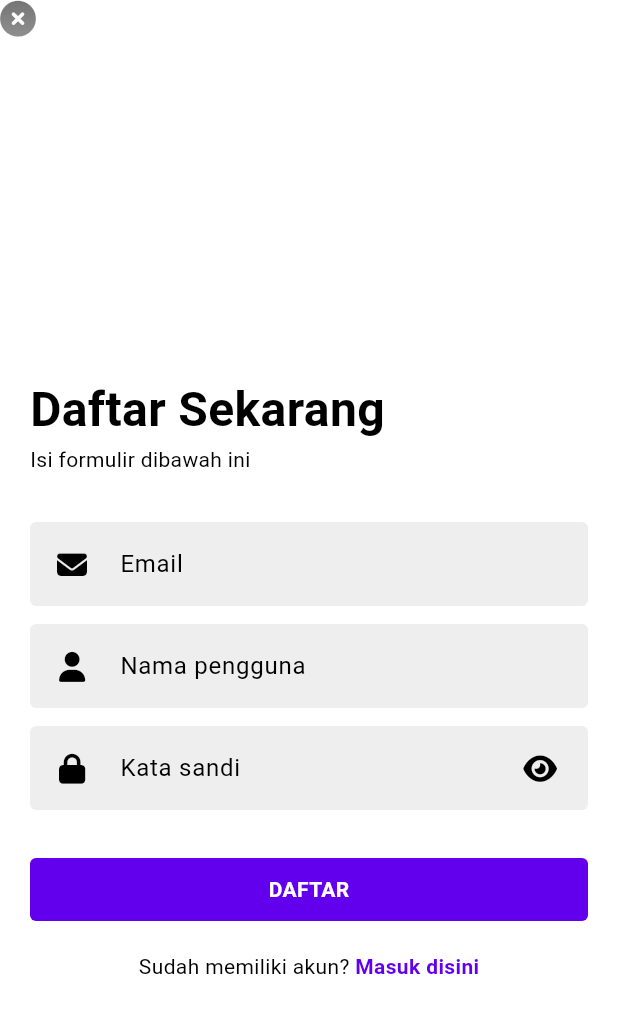
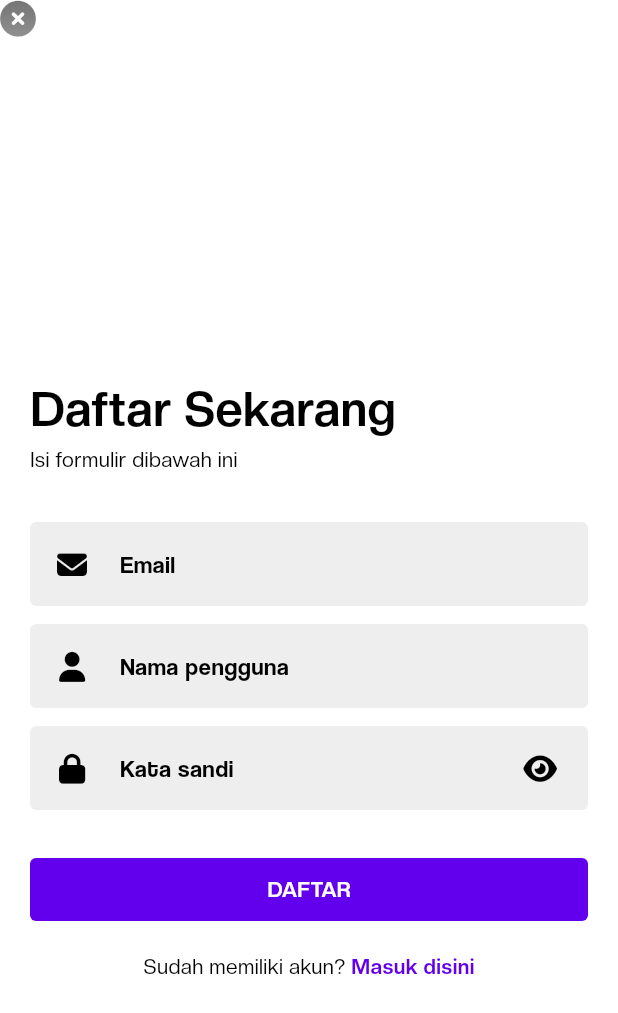
Before and after one commit to kudanilll/kunime, a Flutter app: the RegisterScreen screen opened by its route, on a phone screen of 412 x 824 dp. Shown: the top 1013 px of the screen. Run offline on Flutter 3.47's test engine with Material 3 defaults, Android fonts, the phone set to English and light mode, and no system bars; drawn by our look-alikes of cached_network_image; our stand-ins replace card_swiper, font_awesome_flutter; missing offline and left inert: avatar_better, random_avatar; network calls fail.

Commit message:
feat: add auth widzard page, add custom font.

```diff
--- a/lib/routes.dart
+++ b/lib/routes.dart
@@ -1,4 +1,5 @@
 import 'package:flutter/material.dart';
+import 'package:kunime/screens/auth/auth_widzard.dart';
 import 'package:kunime/screens/auth/login_screen.dart';
 import 'package:kunime/screens/auth/register_screen.dart';
 import 'package:kunime/screens/splash_screen.dart';
@@ -7,8 +8,12 @@ import 'package:kunime/screens/home_screen.dart';
 class Routes {
   static const String splash = '/';
   static const String home = '/home';
+
+  // authentication screen
+  static const String widzard = '/auth';
   static const String login = '/auth/login';
   static const String register = '/auth/register';
+  static const String verify = '/auth/verify';
   static const String forgotPassword = '/auth/forgot-password';
 
   static Route<dynamic> generateRoute(RouteSettings settings) {
@@ -17,6 +22,8 @@ class Routes {
         return MaterialPageRoute(builder: (_) => const SplashScreen());
       case home:
         return MaterialPageRoute(builder: (_) => const HomeScreen());
+      case widzard:
+        return MaterialPageRoute(builder: (_) => const AuthWidzardScreen());
       case login:
         return MaterialPageRoute(builder: (_) => const LoginScreen());
       case register:
--- a/lib/screens/auth/login_screen.dart
+++ b/lib/screens/auth/login_screen.dart
@@ -29,7 +29,7 @@ class _LoginScreenState extends State<LoginScreen> {
               size: 32,
               color: Colors.white,
             ),
-            onPressed: () => Navigator.pushNamed(context, Routes.home),
+            onPressed: () => Navigator.pushNamed(context, Routes.widzard),
           ),
         ),
       ),
--- a/lib/screens/auth/register_screen.dart
+++ b/lib/screens/auth/register_screen.dart
@@ -29,7 +29,7 @@ class _RegisterScreenState extends State<RegisterScreen> {
               size: 32,
               color: Colors.white,
             ),
-            onPressed: () => Navigator.pushNamed(context, Routes.home),
+            onPressed: () => Navigator.pushNamed(context, Routes.widzard),
           ),
         ),
       ),
@@ -175,7 +175,7 @@ class _RegisterScreenState extends State<RegisterScreen> {
                     const SizedBox(height: 32),
                     Button(
                       width: double.infinity,
-                      onTap: () {},
+                      onTap: () => Navigator.pushNamed(context, Routes.home),
                       text: 'DAFTAR',
                     ),
                     const SizedBox(height: 20),
--- a/lib/api/services/api_service.dart
+++ b/lib/services/api/services/api_service.dart
@@ -1,7 +1,7 @@
 import 'package:http/http.dart' as http;
 import 'dart:convert';
 
-import 'package:kunime/api/models/ongoing/response_model.dart';
+import 'package:kunime/services/api/models/ongoing/response_model.dart';
 
 class ApiService {
   static const String baseUrl = 'https://kunime.vercel.app/api/v1';
--- a/lib/utils/theme_data.dart
+++ b/lib/utils/theme_data.dart
@@ -8,8 +8,14 @@ final ThemeData lightTheme = ThemeData(
   scaffoldBackgroundColor: Colors.white,
   appBarTheme: const AppBarTheme(backgroundColor: Colors.white),
   textTheme: const TextTheme(
-    bodyLarge: TextStyle(color: Colors.black),
-    titleLarge: TextStyle(color: Colors.black),
+    bodyLarge: TextStyle(
+      color: Colors.black,
+      fontFamily: 'Coolvetica',
+    ),
+    titleLarge: TextStyle(
+      color: Colors.black,
+      fontFamily: 'Coolvetica',
+    ),
   ),
   searchViewTheme: SearchViewThemeData(
     backgroundColor: Colors.grey[200],
@@ -20,6 +26,7 @@ final ThemeData lightTheme = ThemeData(
   ).copyWith(
     secondary: accentColor,
   ),
+  fontFamily: 'CreatoDisplay',
   useMaterial3: true,
 );
 
@@ -28,8 +35,14 @@ final ThemeData darkTheme = ThemeData(
   scaffoldBackgroundColor: Colors.black,
   appBarTheme: const AppBarTheme(backgroundColor: Colors.black),
   textTheme: const TextTheme(
-    bodyLarge: TextStyle(color: Colors.white),
-    titleLarge: TextStyle(color: Colors.white),
+    bodyLarge: TextStyle(
+      color: Colors.white,
+      fontFamily: 'Coolvetica',
+    ),
+    titleLarge: TextStyle(
+      color: Colors.white,
+      fontFamily: 'Coolvetica',
+    ),
   ),
   searchViewTheme: SearchViewThemeData(
     backgroundColor: Colors.grey[900],
@@ -40,6 +53,7 @@ final ThemeData darkTheme = ThemeData(
   ).copyWith(
     secondary: accentColor,
   ),
+  fontFamily: 'CreatoDisplay',
   useMaterial3: true,
 );
 
--- a/lib/widgets/top_bar.dart
+++ b/lib/widgets/top_bar.dart
@@ -51,13 +51,14 @@ class TopBar extends StatelessWidget implements PreferredSizeWidget {
             getGreeting(),
             style: TextStyle(
               color: Colors.grey[600],
-              fontSize: 14,
+              fontSize: 12,
+              fontFamily: 'Creato Display',
             ),
           ),
           const Text(
             'Daniel',
             style: TextStyle(
-              fontSize: 18,
+              fontSize: 20,
               fontWeight: FontWeight.bold,
             ),
           ),
```
Also changed, not shown: lib/screens/auth/auth_widzard.dart (added, +91 -0 lines), lib/screens/splash_screen.dart (+10 -4 lines), lib/widgets/card/anime_carousel_card.dart (renamed from lib/widgets/card/anime_card.dart, +12 -10 lines), lib/widgets/carousel/ongoing_anime_carousel.dart (+5 -5 lines), pubspec.yaml (+11 -11 lines), assets/fonts/coolvetica.otf (added), assets/fonts/creatodisplay-bold.otf (added), assets/fonts/creatodisplay-regular.otf (added), lib/screens/auth/forgot_password.dart (added), lib/screens/auth/otp_verification.dart (added), lib/services/api/models/ongoing/model.dart (renamed from lib/api/models/ongoing/model.dart), lib/services/api/models/ongoing/response_model.dart (renamed from lib/api/models/ongoing/response_model.dart), pubspec.lock.
